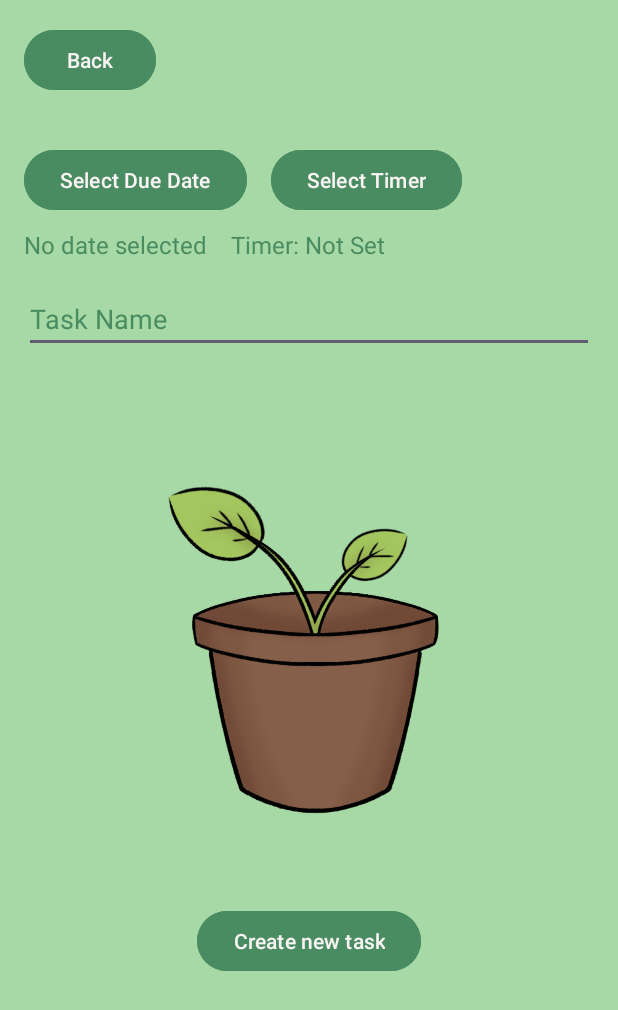
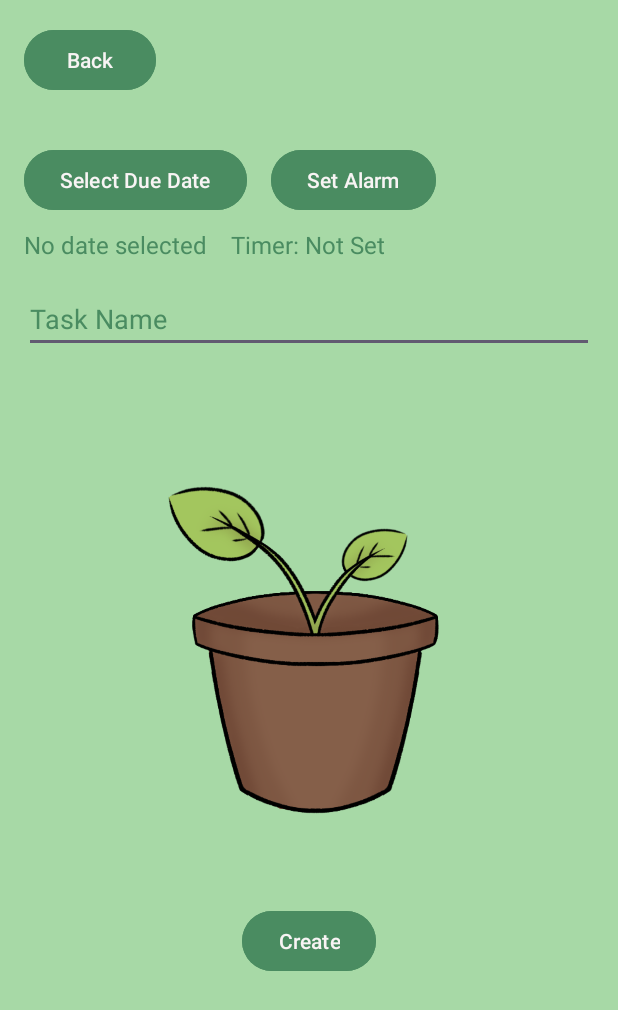
Before and after one commit to MajdDev23/CS2063_Project_Team6, an Android app built with Jetpack Compose: the CreateTaskActivity screen opened directly, with no data from a screen before it, on a phone screen of 412 x 824 dp. Shown: the top 1010 px of the screen. Run offline under Robolectric (Android 15) with nearby library versions, the light colour scheme and no system bars.

Commit message:
housekeeping changes

```diff
--- a/PlantPal2/app/src/main/java/ca/unb/mobiledev/plantpal/CreateTaskActivity.kt
+++ b/PlantPal2/app/src/main/java/ca/unb/mobiledev/plantpal/CreateTaskActivity.kt
@@ -29,8 +29,8 @@
         val createButton = findViewById<Button>(R.id.btn_create_task)
         val selectDueDateButton = findViewById<Button>(R.id.select_due_date_btn)
         val dueDateDisplay = findViewById<TextView>(R.id.due_date_display)
-        val selectTimerButton = findViewById<Button>(R.id.select_timer_btn)
-        val timerDisplay = findViewById<TextView>(R.id.timer_display)
+        val selectTimerButton = findViewById<Button>(R.id.set_alarm_btn)
+        val timerDisplay = findViewById<TextView>(R.id.alarm_display)
 
         // Sets up the button to select the due date
         selectDueDateButton.setOnClickListener {
--- a/PlantPal2/app/src/main/res/layout/create_subtask.xml
+++ b/PlantPal2/app/src/main/res/layout/create_subtask.xml
@@ -33,6 +33,6 @@
         android:layout_height="wrap_content"
         android:layout_gravity="center_horizontal"
         android:backgroundTint="#4A8C61"
-        android:text="Create new subtask"
+        android:text="Create New Subtask"
         android:textColor="#F8F4F4"/>
 </LinearLayout>
--- a/PlantPal2/app/src/main/res/layout/create_task.xml
+++ b/PlantPal2/app/src/main/res/layout/create_task.xml
@@ -36,12 +36,12 @@
 
         <!-- Timer Button -->
         <Button
-            android:id="@+id/select_timer_btn"
+            android:id="@+id/set_alarm_btn"
             android:layout_width="wrap_content"
             android:layout_height="wrap_content"
             android:layout_marginStart="16dp"
             android:backgroundTint="#4A8C61"
-            android:text="Select Timer"
+            android:text="Set Alarm"
             android:textColor="#F8F4F4" />
     </LinearLayout>
 
@@ -66,7 +66,7 @@
 
         <!-- Timer Display -->
         <TextView
-            android:id="@+id/timer_display"
+            android:id="@+id/alarm_display"
             android:layout_width="wrap_content"
             android:layout_height="wrap_content"
             android:layout_marginStart="16dp"
@@ -105,6 +105,6 @@
         android:layout_centerHorizontal="true"
         android:layout_marginTop="16dp"
         android:backgroundTint="#4A8C61"
-        android:text="Create new task"
+        android:text="Create"
         android:textColor="#F8F4F4" />
 </RelativeLayout>
```
